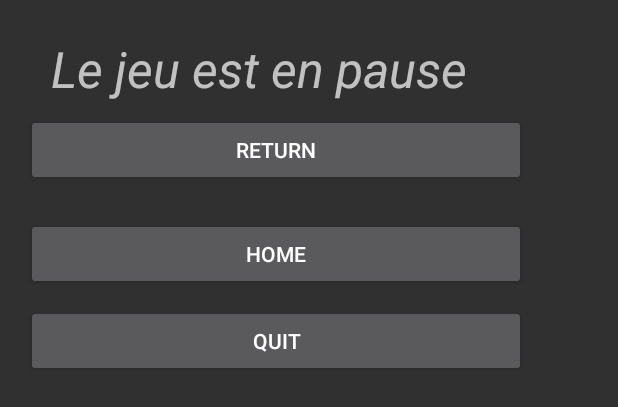
After one commit to yankees35/ProjectAndroid_LerGa, an Android app: the layout dialog.xml on its own in the app's theme, with its tools: preview values and no code run, on a phone screen of 412 x 824 dp. The commit adds this screen. Shown: the top 407 px of the screen. Run offline under Robolectric (Android 15) with nearby library versions, the phone set to English and light mode, and no system bars.

Commit message:
2018-04-16(Update)

```diff
--- a/Code/SoundMemory/app/src/main/java/lerga1631730/soundmemory/MainActivity.java
+++ b/Code/SoundMemory/app/src/main/java/lerga1631730/soundmemory/MainActivity.java
@@ -1,11 +1,13 @@
 package lerga1631730.soundmemory;
 
+import android.app.Dialog;
 import android.content.Intent;
 import android.support.v7.app.AppCompatActivity;
 import android.os.Bundle;
 import android.view.View;
 import android.view.Window;
 import android.view.WindowManager;
+import android.widget.Button;
 
 public class MainActivity extends AppCompatActivity {
 
@@ -28,4 +30,6 @@ public class MainActivity extends AppCompatActivity {
         finish();
         System.exit(0);
     }
+
+
 }
--- a/Code/SoundMemory/app/src/main/res/layout/activity_game.xml
+++ b/Code/SoundMemory/app/src/main/res/layout/activity_game.xml
@@ -27,6 +27,7 @@
             android:text="Pause" />
 
         <RelativeLayout
+            android:id="@+id/Relative"
             android:layout_width="match_parent"
             android:layout_height="match_parent"
             android:layout_alignParentLeft="true"
--- /dev/null
+++ b/Code/SoundMemory/app/src/main/res/layout/dialog.xml
@@ -0,0 +1,59 @@
+<?xml version="1.0" encoding="utf-8"?>
+<android.support.constraint.ConstraintLayout
+    xmlns:android="http://schemas.android.com/apk/res/android"
+    xmlns:tools="http://schemas.android.com/tools"
+    android:layout_width="match_parent"
+    android:layout_height="match_parent">
+
+    <RelativeLayout
+        android:id="@+id/Relative2"
+        android:layout_width="368dp"
+        android:layout_height="551dp"
+        tools:ignore="MissingConstraints"
+        tools:layout_editor_absoluteX="0dp"
+        tools:layout_editor_absoluteY="8dp">
+
+        <Button
+            android:id="@+id/Rejouer"
+            android:layout_width="wrap_content"
+            android:layout_height="wrap_content"
+            android:layout_alignLeft="@+id/Quit"
+            android:layout_alignParentTop="true"
+            android:layout_alignStart="@+id/Quit"
+            android:layout_marginTop="76dp"
+            android:width="500px"
+            android:text="Return" />
+
+        <Button
+            android:id="@+id/Quit"
+            android:layout_width="wrap_content"
+            android:layout_height="wrap_content"
+            android:layout_below="@+id/Rejouer"
+            android:layout_centerHorizontal="true"
+            android:layout_marginTop="79dp"
+            android:width="500px"
+            android:text="Quit" />
+
+        <TextView
+            android:id="@+id/textView"
+            android:layout_width="wrap_content"
+            android:layout_height="wrap_content"
+            android:layout_alignParentTop="true"
+            android:layout_centerHorizontal="true"
+            android:layout_marginTop="23dp"
+            android:width="450px"
+            android:textSize="50px"
+            android:textStyle="italic"
+            android:text="Le jeu est en pause" />
+
+        <Button
+            android:id="@+id/Back"
+            android:layout_width="wrap_content"
+            android:layout_height="wrap_content"
+            android:layout_below="@+id/Rejouer"
+            android:layout_centerHorizontal="true"
+            android:layout_marginTop="21dp"
+            android:width="500px"
+            android:text="Home" />
+    </RelativeLayout>
+</android.support.constraint.ConstraintLayout>
--- a/Code/SoundMemory/app/src/main/res/values/styles.xml
+++ b/Code/SoundMemory/app/src/main/res/values/styles.xml
@@ -13,6 +13,9 @@
         <item name="windowNoTitle">true</item>
     </style>
 
+
+
+
     <style name="AppTheme.AppBarOverlay" parent="ThemeOverlay.AppCompat.Dark.ActionBar" />
 
     <style name="AppTheme.PopupOverlay" parent="ThemeOverlay.AppCompat.Light" />
```
Also changed, not shown: Code/SoundMemory/app/src/main/java/lerga1631730/soundmemory/GameActivity.java (+48 -12 lines), 1 other file.
